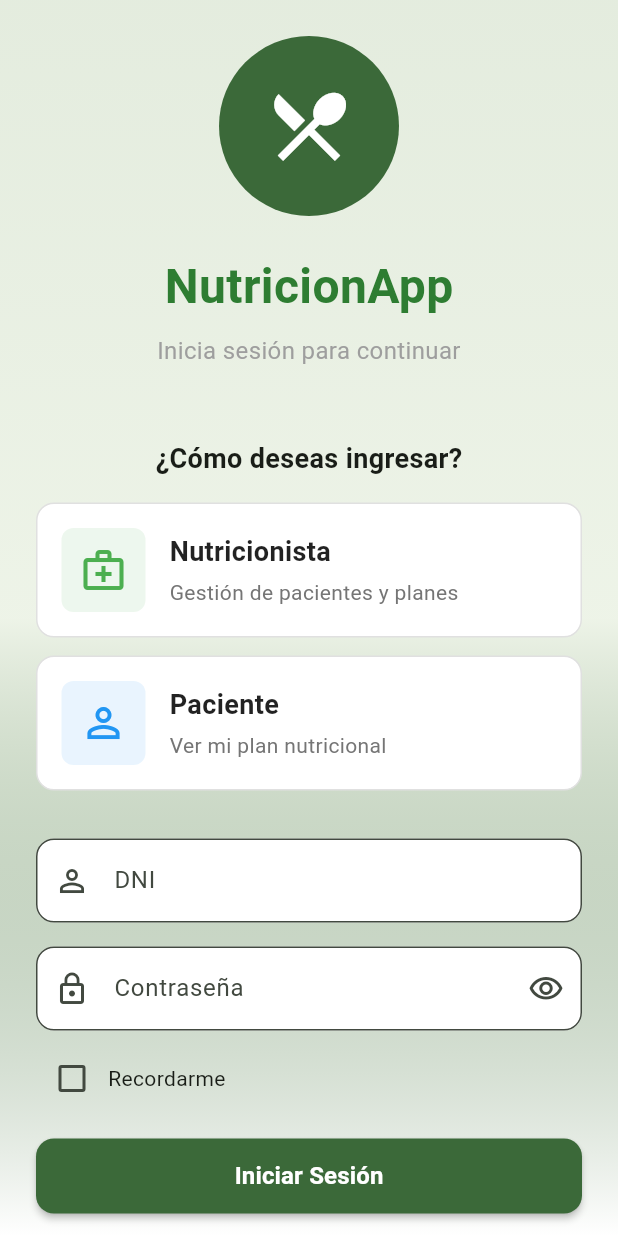
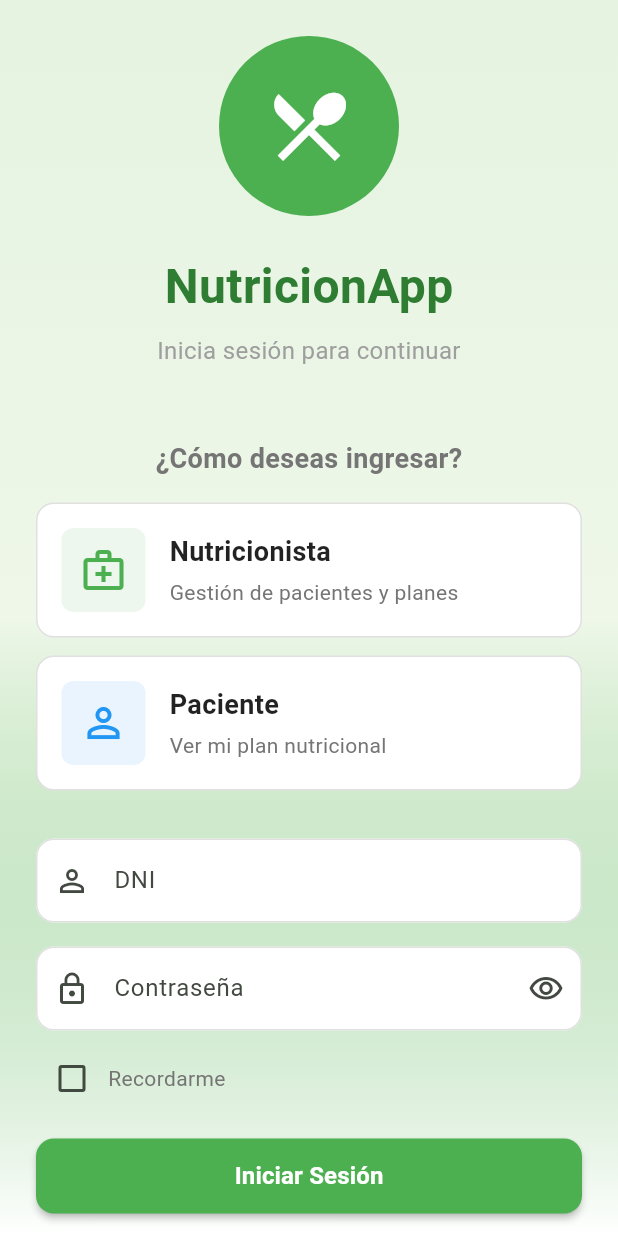
Before and after one commit to DiegoRozo23/nutricionApp, a Flutter app: the screen it shows after launch, on a phone screen of 412 x 824 dp. Run offline on Flutter 3.47's test engine with Material 3 defaults, Android fonts, the light colour scheme and no system bars; our stand-ins replace shared_preferences.

Commit message:
Implement Clean Architecture: reorganize project structure with features, domain, data layers and shared services

```diff
--- /dev/null
+++ b/nutricion_app/lib/config/app_theme.dart
@@ -0,0 +1,115 @@
+import 'package:flutter/material.dart';
+
+class AppTheme {
+  // Colores principales
+  static const Color primaryGreen = Color(0xFF4CAF50);
+  static const Color darkGreen = Color(0xFF2E7D32);
+  static const Color lightGreen = Color(0xFF81C784);
+  static const Color primaryBlue = Color(0xFF2196F3);
+  static const Color darkBlue = Color(0xFF1565C0);
+
+  // Colores de texto
+  static const Color textPrimary = Color(0xFF212121);
+  static const Color textSecondary = Color(0xFF757575);
+
+  // Colores de fondo
+  static const Color backgroundLight = Color(0xFFFAFAFA);
+  static const Color backgroundWhite = Colors.white;
+
+  static ThemeData get lightTheme {
+    return ThemeData(
+      useMaterial3: true,
+      colorScheme: ColorScheme.fromSeed(
+        seedColor: primaryGreen,
+        brightness: Brightness.light,
+        primary: primaryGreen,
+        secondary: primaryBlue,
+      ),
+
+      // AppBar Theme
+      appBarTheme: const AppBarTheme(
+        elevation: 0,
+        centerTitle: true,
+        backgroundColor: primaryGreen,
+        foregroundColor: Colors.white,
+      ),
+
+      // Text Theme
+      textTheme: const TextTheme(
+        displayLarge: TextStyle(
+          fontSize: 32,
+          fontWeight: FontWeight.bold,
+          color: darkGreen,
+        ),
+        displayMedium: TextStyle(
+          fontSize: 28,
+          fontWeight: FontWeight.bold,
+          color: darkGreen,
+        ),
+        displaySmall: TextStyle(
+          fontSize: 24,
+          fontWeight: FontWeight.bold,
+          color: textPrimary,
+        ),
+        bodyLarge: TextStyle(
+          fontSize: 16,
+          color: textPrimary,
+        ),
+        bodyMedium: TextStyle(
+          fontSize: 14,
+          color: textSecondary,
+        ),
+        bodySmall: TextStyle(
+          fontSize: 12,
+          color: textSecondary,
+        ),
+      ),
+
+      // Button Themes
+      elevatedButtonTheme: ElevatedButtonThemeData(
+        style: ElevatedButton.styleFrom(
+          backgroundColor: primaryGreen,
+          foregroundColor: Colors.white,
+          padding: const EdgeInsets.symmetric(horizontal: 24, vertical: 12),
+          shape: RoundedRectangleBorder(
+            borderRadius: BorderRadius.circular(12),
+          ),
+          elevation: 2,
+        ),
+      ),
+
+      inputDecorationTheme: InputDecorationTheme(
+        filled: true,
+        fillColor: backgroundWhite,
+        border: OutlineInputBorder(
+          borderRadius: BorderRadius.circular(12),
+          borderSide: BorderSide.none,
+        ),
+        enabledBorder: OutlineInputBorder(
+          borderRadius: BorderRadius.circular(12),
+          borderSide: BorderSide(color: Colors.grey.shade300),
+        ),
+        focusedBorder: OutlineInputBorder(
+          borderRadius: BorderRadius.circular(12),
+          borderSide: const BorderSide(color: primaryGreen, width: 2),
+        ),
+        errorBorder: OutlineInputBorder(
+          borderRadius: BorderRadius.circular(12),
+          borderSide: const BorderSide(color: Colors.red),
+        ),
+        contentPadding: const EdgeInsets.symmetric(
+          horizontal: 16,
+          vertical: 16,
+        ),
+      ),
+
+      cardTheme: CardThemeData(
+        elevation: 2,
+        shape: RoundedRectangleBorder(
+          borderRadius: BorderRadius.circular(12),
+        ),
+        color: backgroundWhite,
+      ),
+    );
+  }
+}
--- a/nutricion_app/lib/screens/auth/login_screen.dart
+++ b/nutricion_app/lib/features/auth/presentation/screens/login_screen.dart
@@ -1,6 +1,6 @@
 import 'package:flutter/material.dart';
-import '../nutricionista/nutricionista_panel.dart';
-import '../paciente/paciente_panel.dart';
+import 'nutricionista_panel.dart';
+import 'paciente_panel.dart';
 
 class LoginScreen extends StatefulWidget {
   const LoginScreen({super.key});
--- a/nutricion_app/lib/main.dart
+++ b/nutricion_app/lib/main.dart
@@ -1,7 +1,14 @@
 import 'package:flutter/material.dart';
-import 'screens/auth/login_screen.dart';
+import 'features/auth/presentation/screens/login_screen.dart';
+import 'config/app_theme.dart';
+import 'shared/services/storage_service.dart';
 
-void main() {
+void main() async {
+  WidgetsFlutterBinding.ensureInitialized();
+
+  // Inicializar servicios
+  await storageService.init();
+
   runApp(const NutricionApp());
 }
 
@@ -13,13 +20,7 @@ class NutricionApp extends StatelessWidget {
     return MaterialApp(
       title: 'NutricionApp',
       debugShowCheckedModeBanner: false,
-      theme: ThemeData(
-        colorScheme: ColorScheme.fromSeed(
-          seedColor: const Color(0xFF4CAF50), // Verde relacionado con salud/nutrición
-          brightness: Brightness.light,
-        ),
-        useMaterial3: true,
-      ),
+      theme: AppTheme.lightTheme,
       home: const LoginScreen(),
     );
   }
--- a/nutricion_app/pubspec.yaml
+++ b/nutricion_app/pubspec.yaml
@@ -34,6 +34,9 @@ dependencies:
   # The following adds the Cupertino Icons font to your application.
   # Use with the CupertinoIcons class for iOS style icons.
   cupertino_icons: ^1.0.8
+
+  # SharedPreferences para almacenamiento local
+  shared_preferences: ^2.2.2
 
 dev_dependencies:
   flutter_test:
```
Also changed, not shown: nutricion_app/lib/config/app_routes.dart (added, +38 -0 lines), nutricion_app/lib/features/auth/data/models/user_model.dart (added, +57 -0 lines), nutricion_app/lib/features/auth/domain/entities/user.dart (added, +53 -0 lines), nutricion_app/lib/shared/services/storage_service.dart (added, +101 -0 lines), nutricion_app/lib/shared/services/supabase_service.dart (added, +41 -0 lines), nutricion_app/lib/shared/utils/constants.dart (added, +81 -0 lines), nutricion_app/lib/features/auth/presentation/screens/nutricionista_panel.dart (renamed from nutricion_app/lib/screens/nutricionista/nutricionista_panel.dart), nutricion_app/lib/features/auth/presentation/screens/paciente_panel.dart (renamed from nutricion_app/lib/screens/paciente/paciente_panel.dart), 5 other files.
